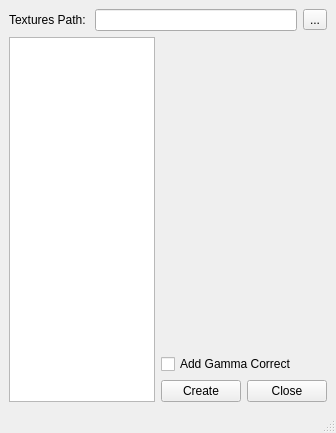
Qt form ui/window.ui (iceanimations/createUDIM) before a commit.
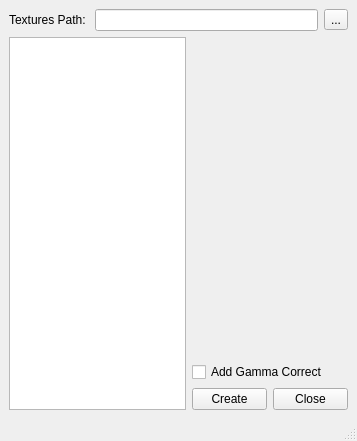
The same form after that commit.

Patch:
```diff
--- a/ui/window.ui
+++ b/ui/window.ui
@@ -6,8 +6,8 @@
    <rect>
     <x>0</x>
     <y>0</y>
-    <width>336</width>
-    <height>433</height>
+    <width>357</width>
+    <height>441</height>
    </rect>
   </property>
   <property name="windowTitle">
@@ -94,6 +94,12 @@
               <verstretch>0</verstretch>
              </sizepolicy>
             </property>
+            <property name="minimumSize">
+             <size>
+              <width>75</width>
+              <height>0</height>
+             </size>
+            </property>
             <property name="text">
              <string>Create</string>
             </property>
@@ -107,6 +113,12 @@
               <verstretch>0</verstretch>
              </sizepolicy>
             </property>
+            <property name="minimumSize">
+             <size>
+              <width>75</width>
+              <height>0</height>
+             </size>
+            </property>
             <property name="text">
              <string>Close</string>
             </property>
```
Left out of the diff: 2 changed lines with no effect on the pictures.
